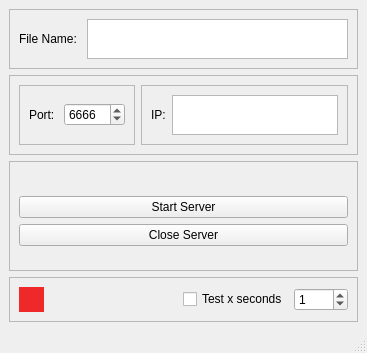
The window that SimpleUdpServer/mainwindow.ui (bittoin/Simple-UDP-Server) describes before a commit, drawn with Qt 5.
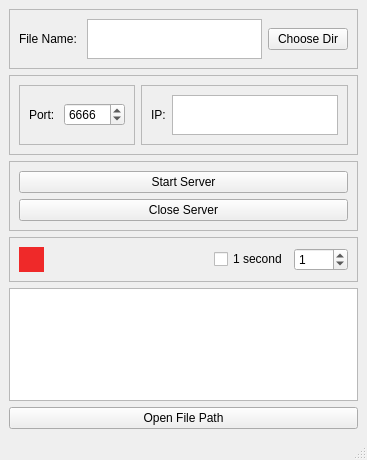
The same window after the commit.

Commit message: feat: Now chan choose save path and open through buttons

Patch:
```diff
--- a/SimpleUdpServer/mainwindow.ui
+++ b/SimpleUdpServer/mainwindow.ui
@@ -7,7 +7,7 @@
     <x>0</x>
     <y>0</y>
     <width>367</width>
-    <height>353</height>
+    <height>460</height>
    </rect>
   </property>
   <property name="windowTitle">
@@ -40,6 +40,13 @@
        <item>
         <widget class="QPlainTextEdit" name="fileNameInput"/>
        </item>
+       <item>
+        <widget class="QPushButton" name="pushButton">
+         <property name="text">
+          <string>Choose Dir</string>
+         </property>
+        </widget>
+       </item>
       </layout>
      </widget>
     </item>
@@ -229,7 +236,7 @@
        <item>
         <widget class="QCheckBox" name="checkBox">
          <property name="text">
-          <string>Test x seconds</string>
+          <string>1 second</string>
          </property>
         </widget>
        </item>
@@ -246,6 +253,23 @@
       </layout>
      </widget>
     </item>
+    <item>
+     <widget class="QListWidget" name="listWidget">
+      <property name="minimumSize">
+       <size>
+        <width>0</width>
+        <height>100</height>
+       </size>
+      </property>
+     </widget>
+    </item>
+    <item>
+     <widget class="QPushButton" name="button_file_path">
+      <property name="text">
+       <string>Open File Path</string>
+      </property>
+     </widget>
+    </item>
    </layout>
   </widget>
   <widget class="QMenuBar" name="menubar">
```
The commit also changes 5 other files.
